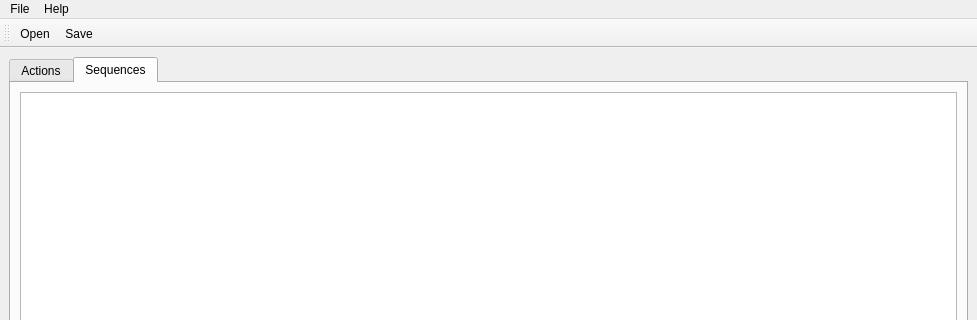
This is source/package/adaptation_pathways/desktop/ui/main_window.ui in geoneric/PathwaysGenerator as Qt 5 draws it before an edit; both pictures show x 0 to 977 and y 0 to 320 of the 977 by 684 pixel window. The edited form follows.
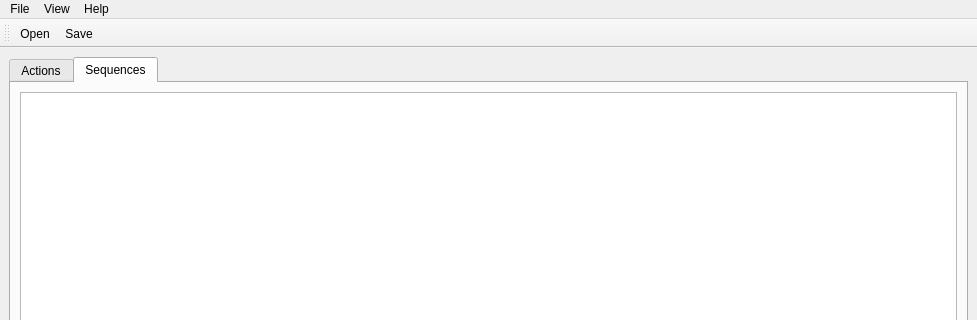
This is the edited form.

What changed in the file:
```diff
--- a/source/package/adaptation_pathways/desktop/ui/main_window.ui
+++ b/source/package/adaptation_pathways/desktop/ui/main_window.ui
@@ -94,7 +94,14 @@
     </property>
     <addaction name="action_about"/>
    </widget>
+   <widget class="QMenu" name="menuView">
+    <property name="title">
+     <string>View</string>
+    </property>
+    <addaction name="action_toggle_log_window"/>
+   </widget>
    <addaction name="menu_File"/>
+   <addaction name="menuView"/>
    <addaction name="menuHelp"/>
   </widget>
   <widget class="QStatusBar" name="statusbar"/>
```
Left out of the diff: 8 changed lines with no effect on the pictures.
